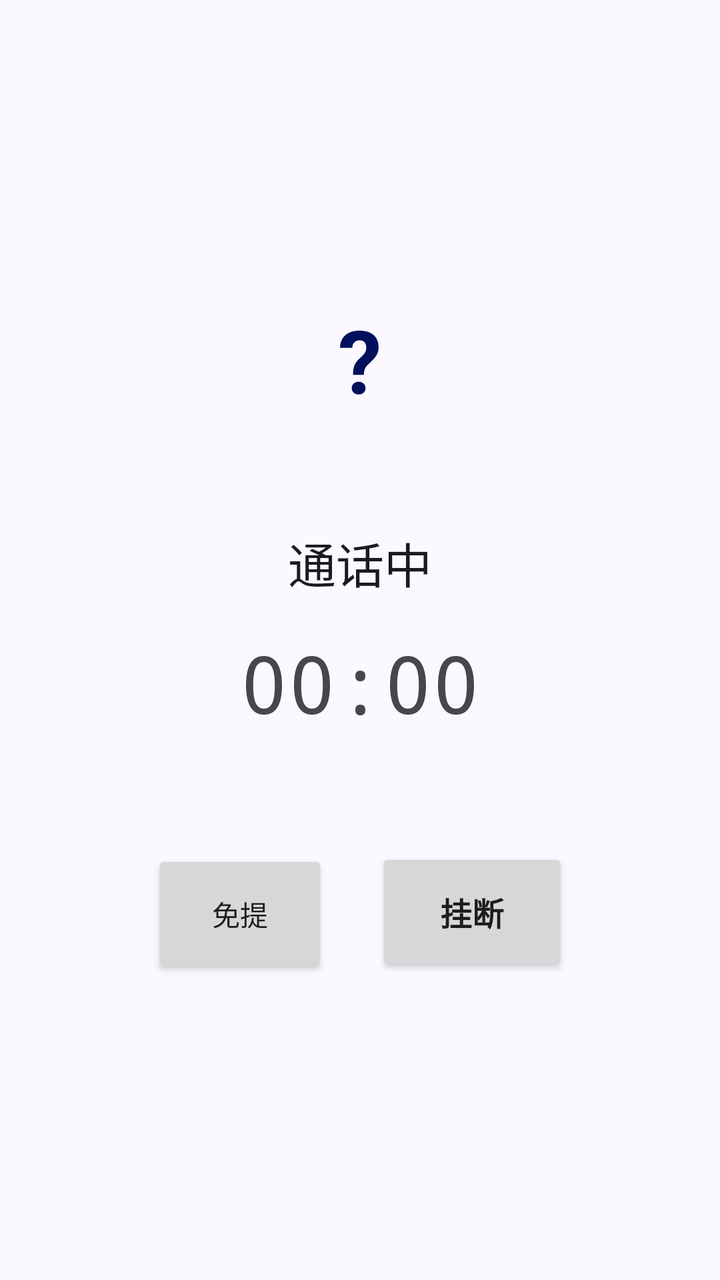
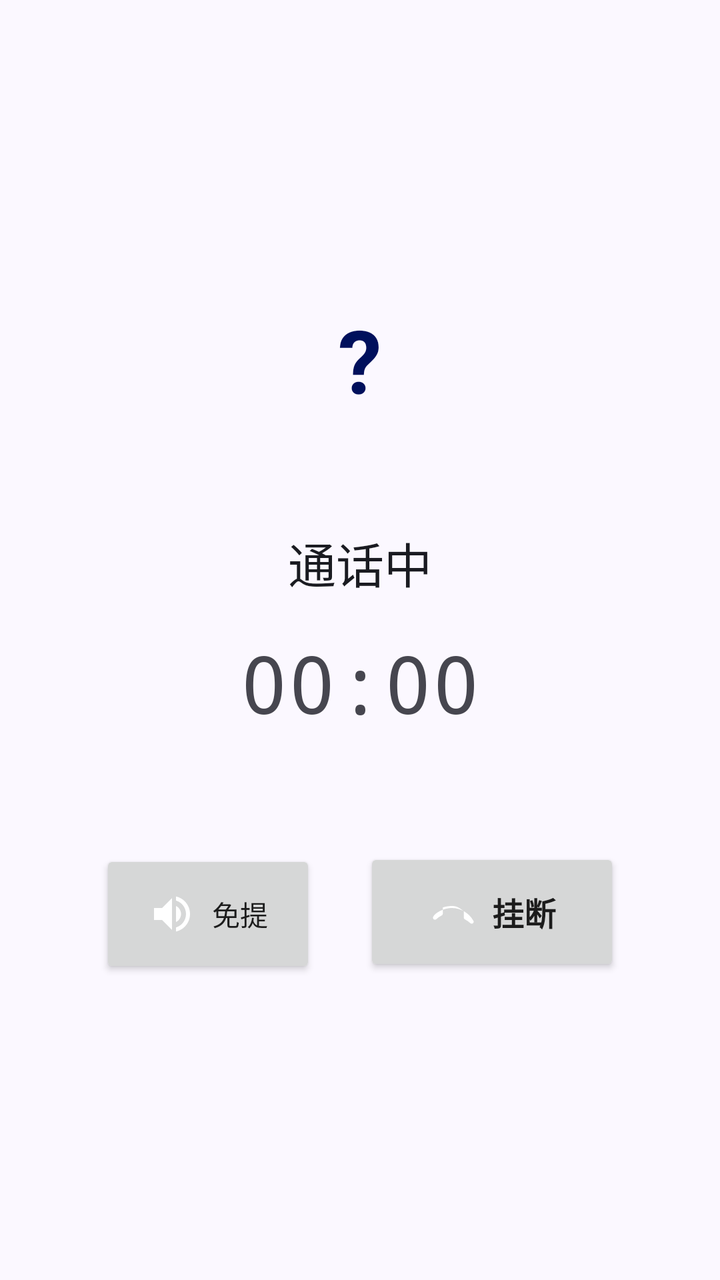

An Android layout rendered at two revisions. The XML below is the earlier revision; the diff shows what the commit changed to produce the second picture.
<!-- AndroidManifest.xml: application theme Theme.Md3.Indigo -->
<!-- res/layout/fragment_call.xml -->
<?xml version="1.0" encoding="utf-8"?>
<LinearLayout xmlns:android="http://schemas.android.com/apk/res/android"
    android:layout_width="match_parent"
    android:layout_height="match_parent"
    android:orientation="vertical"
    android:gravity="center"
    android:background="?attr/md3Surface"
    android:padding="32dp">

    
    <TextView
        android:id="@+id/tvCallerAvatar"
        android:layout_width="120dp"
        android:layout_height="120dp"
        android:gravity="center"
        android:tag="md3-circle-primary"
        android:textColor="?attr/md3OnPrimaryContainer"
        android:textSize="44sp"
        android:textStyle="bold"
        android:text="?" />

    <TextView
        android:id="@+id/tvCallerName"
        android:layout_width="wrap_content"
        android:layout_height="wrap_content"
        android:textSize="24sp"
        android:textColor="?attr/md3OnSurface"
        android:layout_marginTop="24dp"
        android:layout_marginBottom="16dp"
        android:text="通话中" />

    <TextView
        android:id="@+id/tvDuration"
        android:layout_width="wrap_content"
        android:layout_height="wrap_content"
        android:textSize="40sp"
        android:textColor="?attr/md3OnSurfaceVariant"
        android:fontFamily="monospace"
        android:layout_marginBottom="56dp"
        android:text="00:00" />

    <LinearLayout
        android:layout_width="wrap_content"
        android:layout_height="wrap_content"
        android:orientation="horizontal"
        android:layout_marginBottom="32dp">

        <Button
            android:id="@+id/btnSpeaker"
            android:layout_width="wrap_content"
            android:layout_height="64dp"
            android:tag="md3-btn-tonal"
            android:text="@string/call_speaker"
            android:paddingLeft="24dp"
            android:paddingRight="24dp"
            android:layout_marginEnd="24dp" />

        <Button
            android:id="@+id/btnHangUp"
            android:layout_width="wrap_content"
            android:layout_height="64dp"
            android:tag="md3-btn-danger"
            android:text="@string/call_hangup"
            android:textSize="16sp"
            android:textStyle="bold"
            android:paddingLeft="32dp"
            android:paddingRight="32dp" />
    </LinearLayout>

</LinearLayout>
<!-- resources referenced by this layout -->
<resources>
  <string name="call_hangup">挂断</string>
  <string name="call_speaker">免提</string>
  <color name="md3_primary">#4355B9</color>
  <color name="md3_hero_end">#2E3C8E</color>
  <color name="md3_on_primary">#FFFFFF</color>
  <color name="md3_primary_container">#DEE0FF</color>
  <color name="md3_on_primary_container">#00105C</color>
  <color name="md3_secondary">#595D72</color>
  <color name="md3_on_secondary">#FFFFFF</color>
  <color name="md3_secondary_container">#DDE1F9</color>
  <color name="md3_on_secondary_container">#161B2C</color>
  <color name="md3_tertiary">#75546F</color>
  <color name="md3_on_tertiary">#FFFFFF</color>
  <color name="md3_tertiary_container">#FFD7F0</color>
  <color name="md3_on_tertiary_container">#2D1228</color>
  <color name="md3_surface">#FBF8FF</color>
  <color name="md3_on_surface">#1A1B21</color>
  <color name="md3_on_surface_variant">#46464F</color>
  <color name="md3_surface_container_low">#F5F2FC</color>
  <color name="md3_surface_container">#EFEDF7</color>
  <color name="md3_surface_container_high">#E9E7F2</color>
  <color name="md3_surface_container_highest">#E4E2EC</color>
  <color name="md3_outline">#767680</color>
  <color name="md3_outline_variant">#C7C5D0</color>
  <color name="md3_error">#BA1A1A</color>
  <color name="md3_on_error">#FFFFFF</color>
  <color name="md3_hero_start">#4C5DD3</color>
  <color name="md3_dot_on">#7FDCA4</color>
  <color name="md3_dot_off">#66FFFFFF</color>
  <!-- unchanged entries left out for length: 1 -->
</resources>

<!-- the commit's change to res/layout/fragment_call.xml (unified diff, before → after) -->
@@ -51,6 +51,8 @@
             android:layout_height="64dp"
             android:tag="md3-btn-tonal"
             android:text="@string/call_speaker"
+            android:drawableLeft="@drawable/ic_md3_volume_up"
+            android:drawablePadding="8dp"
             android:paddingLeft="24dp"
             android:paddingRight="24dp"
             android:layout_marginEnd="24dp" />
@@ -61,6 +63,8 @@
             android:layout_height="64dp"
             android:tag="md3-btn-danger"
             android:text="@string/call_hangup"
+            android:drawableLeft="@drawable/ic_md3_call_end"
+            android:drawablePadding="8dp"
             android:textSize="16sp"
             android:textStyle="bold"
             android:paddingLeft="32dp"
<!-- resource entries referenced after the edit -->
@@ -1,5 +1,11 @@
 <!-- resources referenced by this layout -->
 <resources>
+  <!-- drawable ic_md3_call_end (drawable) -->
+  <?xml version="1.0" encoding="utf-8"?>
+  <vector xmlns:android="http://schemas.android.com/apk/res/android" android:width="24dp" android:height="24dp" android:viewportWidth="24" android:viewportHeight="24"><path android:fillColor="#FFFFFFFF" android:pathData="M12,9c-1.6,0 -3.15,0.25 -4.6,0.72v3.1c0,0.39 -0.23,0.74 -0.56,0.9 -0.98,0.49 -1.87,1.12 -2.66,1.85 -0.18,0.18 -0.43,0.28 -0.7,0.28 -0.28,0 -0.53,-0.11 -0.71,-0.29 -0.18,-0.17 -0.29,-0.43 -0.29,-0.7 0,-0.28 0.11,-0.53 0.29,-0.71C3.34,12.78 7.46,10 12,10c4.54,0 8.66,2.78 10.55,6.15 0.18,0.18 0.29,0.43 0.29,0.71 0,0.27 -0.11,0.52 -0.29,0.7 -0.18,0.18 -0.43,0.29 -0.71,0.29 -0.27,0 -0.52,-0.11 -0.7,-0.28 -0.79,-0.74 -1.69,-1.36 -2.66,-1.85 -0.33,-0.16 -0.56,-0.5 -0.56,-0.9v-3.1C15.15,9.25 13.6,9 12,9z" /></vector>
+  <!-- drawable ic_md3_volume_up (drawable) -->
+  <?xml version="1.0" encoding="utf-8"?>
+  <vector xmlns:android="http://schemas.android.com/apk/res/android" android:width="24dp" android:height="24dp" android:viewportWidth="24" android:viewportHeight="24"><path android:fillColor="#FFFFFFFF" android:pathData="M3,9v6h4l5,5V4L7,9H3zM16.5,12c0,-1.77 -1.02,-3.29 -2.5,-4.03v8.05c1.48,-0.73 2.5,-2.25 2.5,-4.02zM14,3.23v2.06c2.89,0.86 5,3.54 5,6.71s-2.11,5.85 -5,6.71v2.06c4.01,-0.91 7,-4.49 7,-8.77s-2.99,-7.86 -7,-8.77z" /></vector>
   <string name="call_hangup">挂断</string>
   <string name="call_speaker">免提</string>
   <color name="md3_primary">#4355B9</color>
